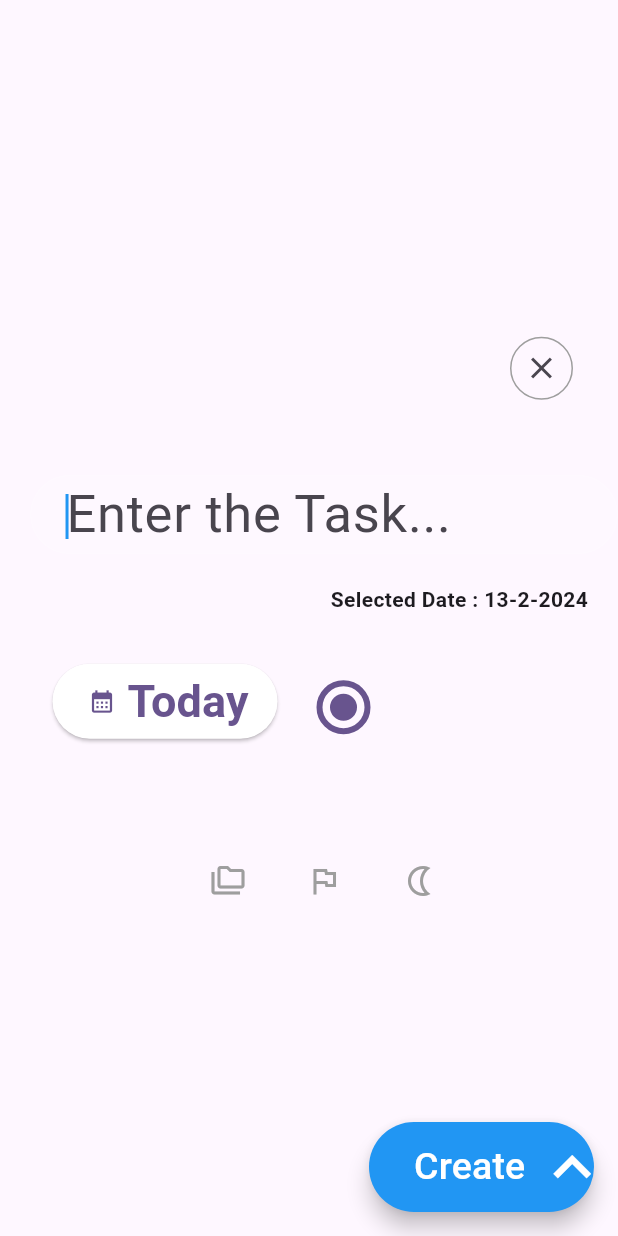
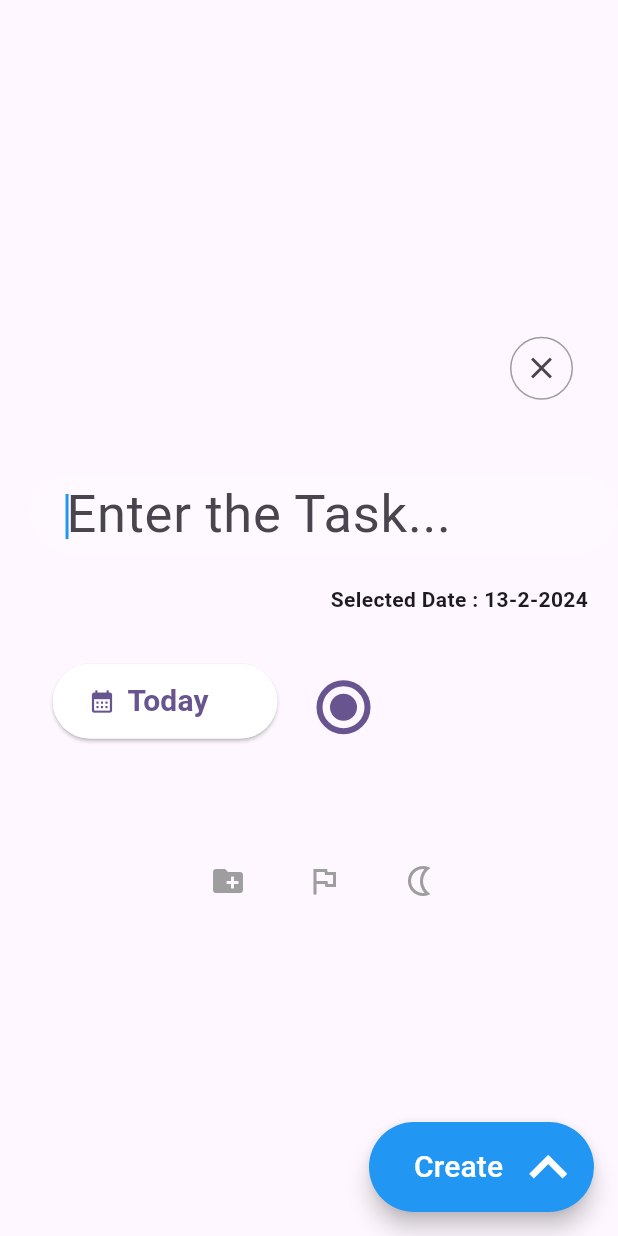
Before and after one commit to saravanan-sarav/todo_app_flutter, a Flutter app: the screen it shows after launch, scrolled down 358 dp, after a tap on the "check" icon, after a tap on the "add" icon, on a phone screen of 412 x 824 dp. Run offline on Flutter 3.47's test engine with Material 3 defaults, Android fonts, the phone set to English and light mode, and no system bars; our stand-ins replace fluttertoast, percent_indicator.

Commit message:
Add Todo Page UI Completed.

```diff
--- a/lib/add_todo_page/add_todo.dart
+++ b/lib/add_todo_page/add_todo.dart
@@ -1,7 +1,9 @@
 import 'package:flutter/material.dart';
 import 'package:todo_app/add_todo_page/navigationBar.dart';
+import 'package:todo_app/app_color/app_colors.dart';
 import 'package:todo_app/custom_widget/TextFieldWidget.dart';
 import 'package:todo_app/model/tasks.dart';
+import 'package:fluttertoast/fluttertoast.dart';
 
 class AddTodo extends StatefulWidget {
   const AddTodo({super.key});
@@ -14,6 +16,7 @@ class _AddTodoState extends State<AddTodo> {
   final TextEditingController textEditingController = TextEditingController();
 
   DateTime _selectedDate = DateTime.now();
+
   Future<void> _selectDate(BuildContext context) async {
     final DateTime? picked = await showDatePicker(
       context: context,
@@ -42,7 +45,10 @@ class _AddTodoState extends State<AddTodo> {
               padding: EdgeInsets.only(right: 30.0, bottom: 50),
               child: NavigationBarWidget(),
             ),
-            TextFieldWidget(obscureText: false, hintText: "Enter the Task...",textEditingController :textEditingController),
+            TextFieldWidget(
+                obscureText: false,
+                hintText: "Enter the Task...",
+                textEditingController: textEditingController),
             Padding(
               padding: const EdgeInsets.only(right: 20.0, top: 20),
               child: Text(
@@ -81,7 +87,7 @@ class _AddTodoState extends State<AddTodo> {
                               child: Text(
                                 "Today",
                                 style: TextStyle(
-                                    fontWeight: FontWeight.bold, fontSize: 30),
+                                    fontWeight: FontWeight.bold, fontSize: 20),
                               ),
                             )
                           ],
@@ -110,7 +116,7 @@ class _AddTodoState extends State<AddTodo> {
                 crossAxisAlignment: CrossAxisAlignment.center,
                 children: [
                   Icon(
-                    Icons.folder_copy_outlined,
+                    Icons.create_new_folder,
                     color: Colors.grey,
                   ),
                   Icon(
@@ -132,9 +138,19 @@ class _AddTodoState extends State<AddTodo> {
         height: 60,
         child: FloatingActionButton(
           onPressed: () {
-            Task task = Task(tasks.length + 1, 2, textEditingController.text, false, Colors.purple);
-            tasks.add(task);
-            Navigator.pop(context, task);
+            if (textEditingController.text.isNotEmpty) {
+              Task task = Task(tasks.length + 1, 2, textEditingController.text,
+                  false, AppColor.generateRandomColor());
+              Navigator.pop(context, task);
+            }else{
+              Fluttertoast.showToast(
+                msg: 'This is a toast message',
+                toastLength: Toast.LENGTH_SHORT, // Duration for how long the toast should be shown
+                gravity: ToastGravity.BOTTOM, // Position of the toast
+                backgroundColor: Colors.black.withOpacity(0.8), // Background color of the toast
+                textColor: Colors.white, // Text color of the toast message
+              );
+            }
           },
           shape: const StadiumBorder(),
           backgroundColor: Colors.blue,
@@ -144,7 +160,7 @@ class _AddTodoState extends State<AddTodo> {
                 padding: EdgeInsets.only(left: 30.0),
                 child: Text(
                   "Create ",
-                  style: TextStyle(color: Colors.white, fontSize: 25),
+                  style: TextStyle(color: Colors.white, fontSize: 20),
                 ),
               ),
               Icon(
--- a/lib/home_page/categories.dart
+++ b/lib/home_page/categories.dart
@@ -56,7 +56,7 @@ class _CategoriesWidgetState extends State<CategoriesWidget> {
                                       Text(
                                         categories[i].categoryName,
                                         style: const TextStyle(
-                                            fontSize: 30,
+                                            fontSize: 25,
                                             fontWeight: FontWeight.bold),
                                       ),
                                     ]),
--- a/lib/home_page/today_tasks.dart
+++ b/lib/home_page/today_tasks.dart
@@ -3,13 +3,23 @@ import 'package:todo_app/app_color/app_colors.dart';
 import 'package:todo_app/model/tasks.dart';
 
 class TodayTaskWidget extends StatefulWidget {
-  const TodayTaskWidget({super.key});
+  const TodayTaskWidget({super.key, required this.tasksList});
+
+  final List<Task> tasksList;
 
   @override
   State<TodayTaskWidget> createState() => _TodayTaskWidgetState();
 }
 
 class _TodayTaskWidgetState extends State<TodayTaskWidget> {
+  late List<Task> tasksList;
+
+  @override
+  void initState() {
+    super.initState();
+    tasksList = widget.tasksList;
+  }
+
   @override
   Widget build(BuildContext context) {
     return Column(crossAxisAlignment: CrossAxisAlignment.start, children: [
@@ -23,14 +33,14 @@ class _TodayTaskWidgetState extends State<TodayTaskWidget> {
       ),
       Expanded(
         child: ListView.builder(
-          itemCount: tasks.length,
+          itemCount: tasksList.length,
           itemBuilder: (context, index) {
             return Dismissible(
-                key: Key(tasks[index].taskName),
+                key: Key(tasksList[index].taskName),
                 direction: DismissDirection.startToEnd,
                 onDismissed: (direction) {
                   setState(() {
-                    tasks.removeAt(index);
+                    tasksList.removeAt(index);
                   });
                 },
                 background: Container(
@@ -63,20 +73,20 @@ class _TodayTaskWidgetState extends State<TodayTaskWidget> {
                         child: Center(
                           child: GestureDetector(
                             onTap: () {
-                              tasks[index].isCompleted =
-                                  !tasks[index].isCompleted;
+                              tasksList[index].isCompleted =
+                                  !tasksList[index].isCompleted;
                               setState(() {});
                             },
                             child: Container(
                               width: 24,
                               height: 24,
                               // color: Colors.green,
-                              decoration: tasks[index].isCompleted
+                              decoration: tasksList[index].isCompleted
                                   ? BoxDecoration(
-                                      color: tasks[index].color,
+                                      color: tasksList[index].color,
                                       shape: BoxShape.circle,
                                       border: Border.all(
-                                        color: tasks[index].color,
+                                        color: tasksList[index].color,
                                         // Customize border color
                                         width: 3.0,
                                       ),
@@ -85,12 +95,12 @@ class _TodayTaskWidgetState extends State<TodayTaskWidget> {
                                       color: Colors.white,
                                       shape: BoxShape.circle,
                                       border: Border.all(
-                                        color: tasks[index].color,
+                                        color: tasksList[index].color,
                                         // Customize border color
                                         width: 3.0,
                                       ),
                                     ),
-                              child: tasks[index].isCompleted
+                              child: tasksList[index].isCompleted
                                   ? const Icon(
                                       Icons.check,
                                       size: 16,
@@ -104,13 +114,12 @@ class _TodayTaskWidgetState extends State<TodayTaskWidget> {
                       ),
                       Padding(
                         padding: const EdgeInsets.only(left: 30),
-                        child: Container(
                         child: Text(
-                            tasks[index].taskName,
+                          tasksList[index].taskName,
                           maxLines: null,
                           // Maximum number of lines before wrapping
                           overflow: TextOverflow.clip,
-                            style: !tasks[index].isCompleted
+                          style: !tasksList[index].isCompleted
                               ? const TextStyle(
                                   fontSize: 20,
                                   fontWeight: FontWeight.bold,
@@ -122,7 +131,6 @@ class _TodayTaskWidgetState extends State<TodayTaskWidget> {
                                   letterSpacing: 1,
                                   decoration: TextDecoration.lineThrough),
                         ),
-                        ),
                       )
                     ],
                   ),
--- a/lib/main.dart
+++ b/lib/main.dart
@@ -5,6 +5,7 @@ import 'package:todo_app/home_page/today_tasks.dart';
 
 import 'constants/basic_constants.dart';
 import 'home_page/categories.dart';
+import 'model/tasks.dart';
 
 void main() {
   runApp(const MaterialApp(
@@ -38,11 +39,20 @@ class HomePage extends StatefulWidget {
 }
 
 class _HomePageState extends State<HomePage> {
+  late List<Task> tasksList;
+
+  @override
+  void initState() {
+    super.initState();
+    tasksList = tasks;
+  }
+
   void _navigateToAddTodoPage(BuildContext context) async {
     final result = await Navigator.push(
       context,
       MaterialPageRoute(builder: (context) => const AddTodo()),
     );
+    tasks.add(result);
     setState(() {});
   }
 
@@ -89,7 +99,10 @@ class _HomePageState extends State<HomePage> {
               ),
             ),
             const CategoriesWidget(),
-            const Expanded(child: TodayTaskWidget()),
+            Expanded(
+                child: TodayTaskWidget(
+              tasksList: tasksList,
+            )),
           ],
         ));
   }
--- a/pubspec.yaml
+++ b/pubspec.yaml
@@ -40,6 +40,7 @@ dev_dependencies:
   flutter_test:
     sdk: flutter
   percent_indicator: ^4.0.1
+  fluttertoast: ^8.0.7
 
   # The "flutter_lints" package below contains a set of recommended lints to
   # encourage good coding practices. The lint set provided by the package is
```
Also changed, not shown: lib/app_color/app_colors.dart (+12 -0 lines), pubspec.lock, 1 other file. Lines whose indentation alone changed are shown as unchanged.
